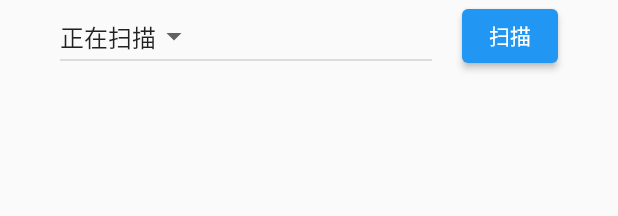
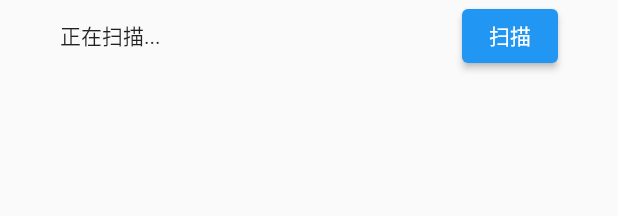
Before and after one commit to w-mj/RGB-Light, a Flutter app: the DeviceScan widget shown alone on an empty page, opened directly, after a tap on "扫描", on a phone screen of 412 x 824 dp. Shown: the top 216 px of the screen. Run offline on Flutter 3.47's test engine with Material 2 defaults, Android fonts, the phone set to English and light mode, and no system bars; missing offline and left inert: network_tools.

Commit message:
better scan

```diff
--- a/controller/lib/DeviceScan.dart
+++ b/controller/lib/DeviceScan.dart
@@ -3,9 +3,8 @@ import 'dart:io';
 
 import 'package:flutter/material.dart';
 import 'package:network_tools/network_tools.dart';
-import 'package:tcp_scanner/tcp_scanner.dart';
 
-const commPort = 4617;
+const commPort = 22;
 
 class DeviceScan extends StatefulWidget {
   const DeviceScan({Key? key}) : super(key: key);
@@ -26,14 +25,9 @@ class Device {
 }
 
 class DeviceScanState extends State<DeviceScan> {
-  List<DropdownMenuItem<String>> dropDownList = [];
   List<Device> devices = [];
-  String deviceListValue = "default";
-
-  DeviceScanState() {
-    dropDownList
-        .add(const DropdownMenuItem(value: "default", child: Text("未选择")));
-  }
+  Device? currentDevice;
+  String hint = "请点击扫描";
 
   @override
   Widget build(BuildContext context) {
@@ -43,15 +37,25 @@ class DeviceScanState extends State<DeviceScan> {
         const Padding(padding: EdgeInsets.symmetric(horizontal: 20)),
         Expanded(
           flex: 1,
-          child: DropdownButton(
-            value: deviceListValue,
-            items: dropDownList,
-            onChanged: (value) {
-              setState(() {
-                deviceListValue = value.toString();
-              });
-            },
-          ),
+          child: (() {
+            if (devices.isNotEmpty) {
+              // currentDevice = devices[0];
+              return DropdownButton<Device>(
+                  value: currentDevice,
+                  items: devices
+                      .map((e) => DropdownMenuItem<Device>(
+                          value: e, child: Text(e.name)))
+                      .toList(),
+                  onChanged: (Device? value) {
+                    log(value!.name);
+                    setState(() {
+                      currentDevice = value;
+                    });
+                  });
+            } else {
+              return Text(hint);
+            }
+          }()),
         ),
         const Padding(padding: EdgeInsets.symmetric(horizontal: 10)),
         ElevatedButton(onPressed: getIps, child: const Text("扫描")),
@@ -66,22 +70,15 @@ class DeviceScanState extends State<DeviceScan> {
     log("start scan subnet $subnet");
     final stream =
         HostScanner.discover(subnet, firstSubnet: 1, lastSubnet: 255);
-
     stream.listen((host) {
       log("start scan port on ${host.ip}");
       PortScanner.discover(host.ip, startPort: commPort, endPort: commPort)
           .listen((event) {
         if (event.isOpen) {
           log("found $event ${event.ip} ${event.port}");
-          devices.add(Device(event.ip, event.port));
           setState(() {
-            dropDownList
-                .add(DropdownMenuItem(value: event.ip, child: Text(event.ip)));
-            if (dropDownList.length == 2 &&
-                dropDownList[0].value == 'default') {
-              deviceListValue = event.ip;
-              dropDownList.removeAt(0);
-            }
+            devices.add(Device(event.ip, event.port));
+            currentDevice = devices[0];
           });
         }
       }, onDone: () {
@@ -92,22 +89,21 @@ class DeviceScanState extends State<DeviceScan> {
       runninngTask--;
       if (runninngTask == 0) {
         log('all task finished');
-        if (dropDownList.length == 1 && dropDownList[0].value == 'default') {
-          setState(() {
-            dropDownList[0] =
-                const DropdownMenuItem(value: "default", child: Text("无设备"));
-          });
-        }
+        setState(() {
+          if (devices.isEmpty) {
+            hint = "无设备";
+          } else {
+            currentDevice = devices[0];
+          }
+        });
       }
     });
   }
 
   void getIps() {
     setState(() {
-      dropDownList.clear();
-      dropDownList
-          .add(const DropdownMenuItem(value: "default", child: Text("正在扫描")));
-      deviceListValue = 'default';
+      devices.clear();
+      hint = "正在扫描...";
     });
     devices.clear();
     NetworkInterface.list(type: InternetAddressType.IPv4).then((value) {
@@ -124,5 +120,6 @@ class DeviceScanState extends State<DeviceScan> {
         }
       }
     });
+    log("quit getIps");
   }
 }
```
